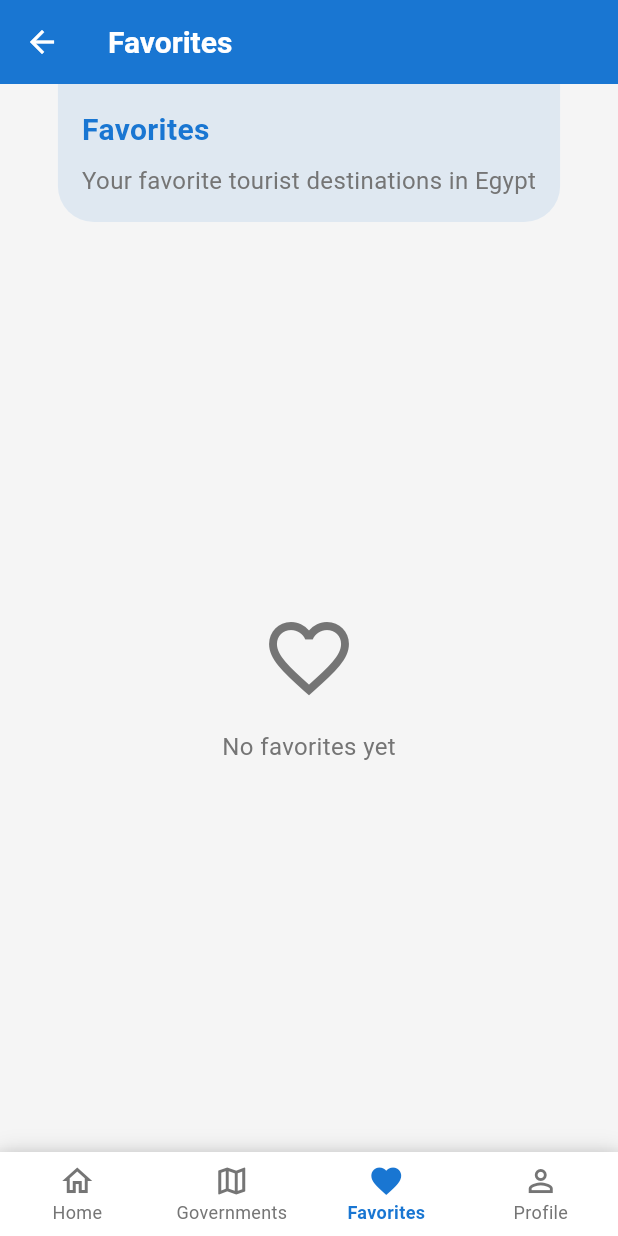
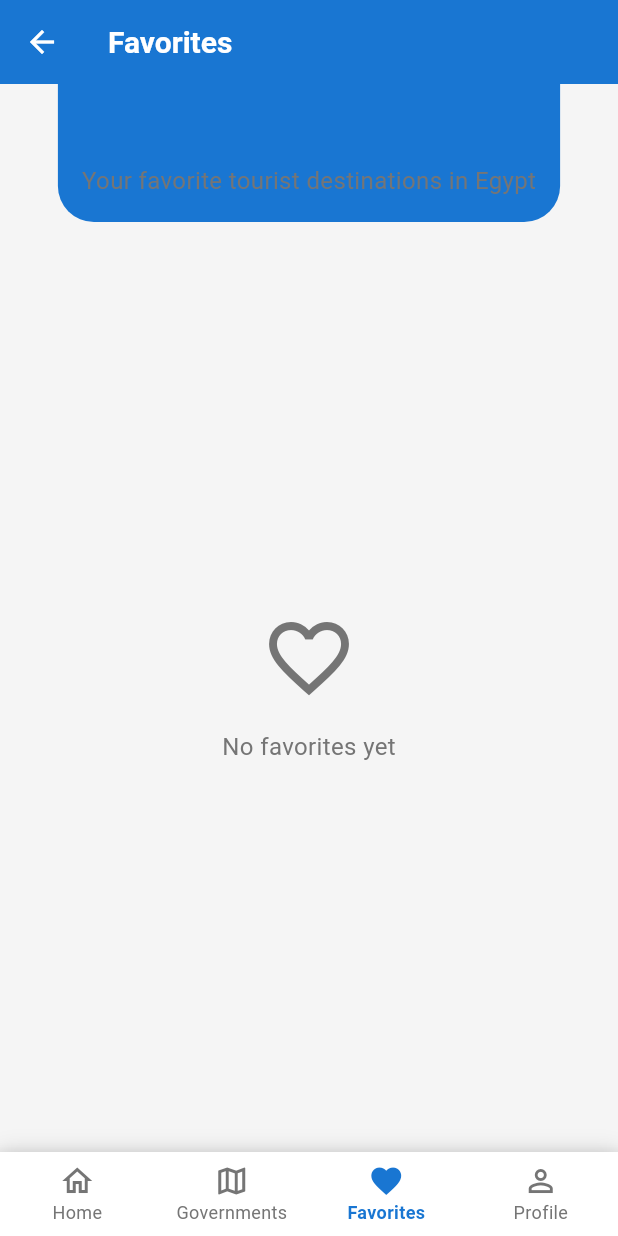
Before and after one commit to M0hamed-Eid/Tourist-Guide-App-For-Egypt, a Flutter app: the BasePage screen opened directly, on a phone screen of 412 x 824 dp. Run offline on Flutter 3.47's test engine with Material 3 defaults, Android fonts, the phone set to English and light mode, and no system bars; our stand-ins replace easy_localization, google_fonts, intl_phone_field, shared_preferences; accounts and stored records are empty; Roboto replaces fonts that are missing (Cairo).

Commit message:
fix: Update FavoritesHeader background color to use AppColors.primary with values for improved UI consistency

```diff
--- a/tourist_guide/lib/screens/favorites/widgets/favorites_header.dart
+++ b/tourist_guide/lib/screens/favorites/widgets/favorites_header.dart
@@ -11,7 +11,7 @@ class FavoritesHeader extends StatelessWidget {
     return Container(
       padding: const EdgeInsets.all(16),
       decoration: BoxDecoration(
-        color: AppColors.primary.withOpacity(0.1),
+        color: AppColors.primary.withValues(),
         borderRadius: const BorderRadius.only(
           bottomLeft: Radius.circular(24),
           bottomRight: Radius.circular(24),
```
